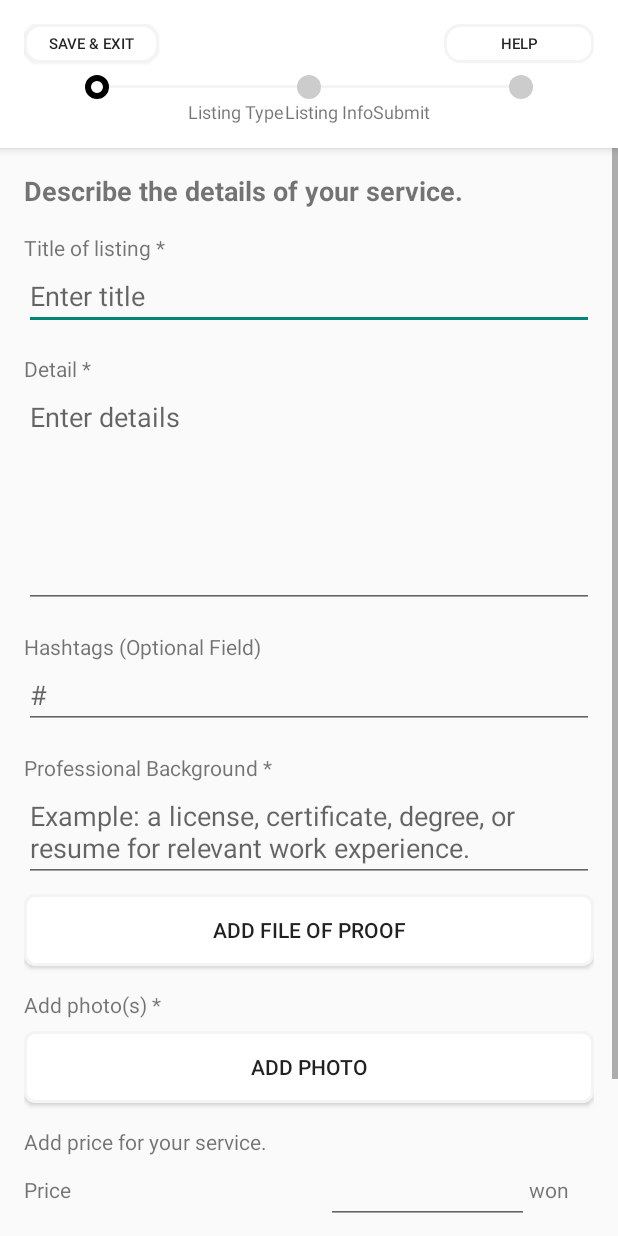
After one commit to ERICA-KBuddy/Client, an Android app: the profileEditActivity screen opened directly, with no data from a screen before it, on a phone screen of 412 x 824 dp. The commit adds this screen. Run offline under Robolectric (Android 15) with nearby library versions, the phone set to English and light mode, and no system bars.

Commit message:
[feat][Make EditProfileActivity and layout][brightalot]

```diff
--- a/app/src/main/AndroidManifest.xml
+++ b/app/src/main/AndroidManifest.xml
@@ -13,6 +13,9 @@
         android:theme="@style/Theme.K_Buddy"
         tools:targetApi="31">
         <activity
+            android:name=".ui.profileEdit.profileEditActivity"
+            android:exported="false" />
+        <activity
             android:name=".ui.login.LoginActivity"
             android:exported="true">
             <intent-filter>
@@ -23,8 +26,7 @@
         </activity>
         <activity
             android:name=".ui.MainActivity"
-            android:exported="true">
-        </activity>
+            android:exported="true"></activity>
     </application>
 
 </manifest>
--- /dev/null
+++ b/app/src/main/java/com/example/k_buddy/ui/profileEdit/profileEditActivity.kt
@@ -0,0 +1,12 @@
+package com.example.k_buddy.ui.profileEdit
+
+import androidx.appcompat.app.AppCompatActivity
+import android.os.Bundle
+import com.example.k_buddy.R
+
+class profileEditActivity : AppCompatActivity() {
+    override fun onCreate(savedInstanceState: Bundle?) {
+        super.onCreate(savedInstanceState)
+        setContentView(R.layout.activity_profile_edit)
+    }
+}
--- /dev/null
+++ b/app/src/main/res/drawable/circle_gray.xml
@@ -0,0 +1,5 @@
+<shape xmlns:android="http://schemas.android.com/apk/res/android"
+    android:shape="oval">
+    <solid android:color="#CCCCCC"/>
+    <size android:width="4dp" android:height="4dp"/>
+</shape>
--- /dev/null
+++ b/app/src/main/res/drawable/edit_profile_round_button_1.xml
@@ -0,0 +1,11 @@
+<?xml version="1.0" encoding="utf-8"?>
+<shape xmlns:android="http://schemas.android.com/apk/res/android"
+    android:shape="rectangle">
+    <solid android:color="@color/white" />
+    <stroke android:width="2dp" android:color="@color/gray"/>
+    <corners
+        android:bottomLeftRadius="10dp"
+        android:bottomRightRadius="10dp"
+        android:topLeftRadius="10dp"
+        android:topRightRadius="10dp" />
+</shape>
--- /dev/null
+++ b/app/src/main/res/drawable/edit_profile_round_button_2.xml
@@ -0,0 +1,11 @@
+<?xml version="1.0" encoding="utf-8"?>
+<shape xmlns:android="http://schemas.android.com/apk/res/android"
+    android:shape="rectangle">
+    <solid android:color="@color/white" />
+    <stroke android:width="2dp" android:color="@color/gray"/>
+    <corners
+        android:bottomLeftRadius="6.5dp"
+        android:bottomRightRadius="6.5dp"
+        android:topLeftRadius="6.5dp"
+        android:topRightRadius="6.5dp" />
+</shape>
--- /dev/null
+++ b/app/src/main/res/drawable/edit_profile_round_next_button_gray.xml
@@ -0,0 +1,11 @@
+<?xml version="1.0" encoding="utf-8"?>
+<shape xmlns:android="http://schemas.android.com/apk/res/android"
+    android:shape="rectangle">
+    <solid android:color="@color/gray" />
+    <stroke android:width="2dp" android:color="@color/gray"/>
+    <corners
+        android:bottomLeftRadius="10dp"
+        android:bottomRightRadius="10dp"
+        android:topLeftRadius="10dp"
+        android:topRightRadius="10dp" />
+</shape>
--- /dev/null
+++ b/app/src/main/res/drawable/progress_complete.xml
@@ -0,0 +1,6 @@
+<shape xmlns:android="http://schemas.android.com/apk/res/android"
+    android:shape="oval">
+    <solid android:color="#000000"/>
+    <size android:width="16dp" android:height="16dp"/>
+    <item android:drawable="@drawable/ic_check" android:gravity="center"/>
+</shape>
--- /dev/null
+++ b/app/src/main/res/drawable/progress_current.xml
@@ -0,0 +1,8 @@
+<shape xmlns:android="http://schemas.android.com/apk/res/android"
+    android:shape="oval">
+    <solid android:color="#FFFFFF"/>
+    <stroke
+        android:width="4dp"
+        android:color="#000000"/>
+    <size android:width="16dp" android:height="16dp"/>
+</shape>
--- /dev/null
+++ b/app/src/main/res/drawable/progress_incomplete.xml
@@ -0,0 +1,5 @@
+<shape xmlns:android="http://schemas.android.com/apk/res/android"
+    android:shape="oval">
+    <solid android:color="#CCCCCC"/>
+    <size android:width="16dp" android:height="16dp"/>
+</shape>
--- /dev/null
+++ b/app/src/main/res/layout/activity_profile_edit.xml
@@ -0,0 +1,265 @@
+<RelativeLayout xmlns:android="http://schemas.android.com/apk/res/android"
+    xmlns:tools="http://schemas.android.com/tools"
+    android:layout_width="match_parent"
+    android:layout_height="match_parent"
+    tools:context=".ui.profileEdit.profileEditActivity">
+
+    <!-- 상단 고정 영역 -->
+
+    <!-- 스크롤 가능한 내용 -->
+    <RelativeLayout
+        android:id="@+id/top_fixed_layout"
+        android:layout_width="match_parent"
+        android:layout_height="wrap_content"
+        android:background="@color/white"
+        android:elevation="4dp"
+        android:padding="16dp">
+
+        <Button
+            android:id="@+id/btn_save_exit"
+            android:layout_width="90dp"
+            android:layout_height="26dp"
+            android:layout_alignParentStart="true"
+            android:background="@drawable/edit_profile_round_button_1"
+            android:textSize="10dp"
+            android:text="Save &amp; Exit" />
+
+        <Button
+            android:id="@+id/btn_help"
+            android:layout_width="100dp"
+            android:layout_height="26dp"
+            android:layout_alignParentEnd="true"
+            android:background="@drawable/edit_profile_round_button_1"
+            android:textSize="10dp"
+            android:text="Help" />
+
+        <!-- 페이지 단계를 나타내는 점 -->
+        <LinearLayout
+            android:layout_width="match_parent"
+            android:layout_height="wrap_content"
+            android:layout_below="@id/btn_save_exit"
+            android:layout_marginTop="8dp"
+            android:gravity="center"
+            android:orientation="vertical">
+
+            <LinearLayout
+                android:layout_width="match_parent"
+                android:layout_height="0dp"
+                android:layout_weight="1"
+                android:gravity="center"
+                android:orientation="horizontal">
+
+                <ImageView
+                    android:layout_width="16dp"
+                    android:layout_height="16dp"
+                    android:src="@drawable/progress_current" />
+
+                <View
+                    android:layout_width="125dp"
+                    android:layout_height="2dp"
+                    android:background="@color/gray" />
+
+                <ImageView
+                    android:layout_width="16dp"
+                    android:layout_height="16dp"
+                    android:src="@drawable/progress_incomplete" />
+
+                <View
+                    android:layout_width="125dp"
+                    android:layout_height="2dp"
+                    android:background="@color/gray" />
+
+                <ImageView
+                    android:layout_width="16dp"
+                    android:layout_height="16dp"
+                    android:src="@drawable/progress_incomplete" />
+            </LinearLayout>
+
+
+
+            <LinearLayout
+                android:layout_width="match_parent"
+                android:layout_height="0dp"
+                android:layout_weight="1"
+                android:gravity="center"
+                android:orientation="horizontal">
+                <TextView
+                    android:layout_width="wrap_content"
+                    android:layout_height="wrap_content"
+                    android:text="Listing Type"
+                    android:textSize="12sp" />
+
+
+                <TextView
+                    android:layout_width="wrap_content"
+                    android:layout_height="wrap_content"
+                    android:text="Listing Info"
+                    android:textSize="12sp" />
+
+                <TextView
+                    android:layout_width="wrap_content"
+                    android:layout_height="wrap_content"
+                    android:text="Submit"
+                    android:textSize="12sp" />
+            </LinearLayout>
+        </LinearLayout>
+    </RelativeLayout>
+
+    <ScrollView
+        android:layout_width="match_parent"
+        android:layout_height="match_parent"
+        android:layout_below="@id/top_fixed_layout"
+        android:fillViewport="true">
+
+        <LinearLayout
+            android:layout_width="match_parent"
+            android:layout_height="wrap_content"
+            android:orientation="vertical"
+            android:padding="16dp">
+
+            <TextView
+                android:layout_width="wrap_content"
+                android:layout_height="wrap_content"
+                android:text="Describe the details of your service."
+                android:textSize="18sp"
+                android:textStyle="bold"/>
+
+            <!-- Title of listing -->
+            <TextView
+                android:layout_width="wrap_content"
+                android:layout_height="wrap_content"
+                android:text="Title of listing *"
+                android:layout_marginTop="16dp"/>
+            <EditText
+                android:layout_width="match_parent"
+                android:layout_height="wrap_content"
+                android:hint="Enter title"
+                android:maxLength="30"/>
+
+            <!-- Detail -->
+            <TextView
+                android:layout_width="wrap_content"
+                android:layout_height="wrap_content"
+                android:text="Detail *"
+                android:layout_marginTop="16dp"/>
+            <EditText
+                android:layout_width="match_parent"
+                android:layout_height="150dp"
+                android:hint="Enter details"
+                android:maxLength="500"
+                android:gravity="top"/>
+
+            <!-- Hashtags -->
+            <TextView
+                android:layout_width="wrap_content"
+                android:layout_height="wrap_content"
+                android:text="Hashtags (Optional Field)"
+                android:layout_marginTop="16dp"/>
+            <EditText
+                android:layout_width="match_parent"
+                android:layout_height="wrap_content"
+                android:hint="#"/>
+
+            <!-- Professional Background -->
+            <TextView
+                android:layout_width="wrap_content"
+                android:layout_height="wrap_content"
+                android:text="Professional Background *"
+                android:layout_marginTop="16dp"/>
+            <EditText
+                android:layout_width="match_parent"
+                android:layout_height="wrap_content"
+                android:hint="Example: a license, certificate, degree, or resume for relevant work experience."
+                android:gravity="top"/>
+            <Button
+                android:layout_width="match_parent"
+                android:layout_height="wrap_content"
+                android:text="Add file of proof"
+                android:background="@drawable/edit_profile_round_button_2"
+                android:layout_marginTop="8dp"/>
+
+            <!-- Add photo(s) -->
+            <TextView
+                android:layout_width="wrap_content"
+                android:layout_height="wrap_content"
+                android:text="Add photo(s) *"
+                android:layout_marginTop="16dp"/>
+            <Button
+                android:layout_width="match_parent"
+                android:layout_height="wrap_content"
+                android:text="Add photo"
+                android:background="@drawable/edit_profile_round_button_2"
+                android:layout_marginTop="8dp"/>
+
+            <!-- Add price for your service -->
+            <TextView
+                android:layout_width="wrap_content"
+                android:layout_height="wrap_content"
+                android:text="Add price for your service."
+                android:layout_marginTop="16dp"/>
+            <LinearLayout
+                android:layout_width="match_parent"
+                android:layout_height="wrap_content"
+                android:orientation="horizontal"
+                android:gravity="center_vertical">
+
+                <TextView
+                    android:layout_width="wrap_content"
+                    android:layout_height="wrap_content"
+                    android:paddingEnd="170dp"
+                    android:text="Price"/>
+                <EditText
+                    android:layout_width="135dp"
+                    android:layout_height="wrap_content"
+                    android:inputType="number"/>
+                <TextView
+                    android:layout_width="wrap_content"
+                    android:layout_height="wrap_content"
+                    android:text="won"/>
+            </LinearLayout>
+            <LinearLayout
+                android:layout_width="match_parent"
+                android:layout_height="wrap_content"
+                android:orientation="horizontal"
+                android:gravity="center_vertical"
+                android:layout_marginTop="8dp">
+
+                <TextView
+                    android:layout_width="wrap_content"
+                    android:layout_height="wrap_content"
+                    android:paddingEnd="100dp"
+                    android:text="Amount of time"/>
+                <EditText
+                    android:layout_width="130dp"
+                    android:layout_height="wrap_content"
+                    android:inputType="number" />
+                <TextView
+                    android:layout_width="wrap_content"
+                    android:layout_height="wrap_content"
+                    android:text="day(s)"/>
+            </LinearLayout>
+
+            <!-- 하단 버튼 -->
+            <LinearLayout
+                android:layout_width="match_parent"
+                android:layout_height="wrap_content"
+                android:layout_marginTop="16dp">
+
+                <Button
+                    android:layout_width="35dp"
+                    android:layout_height="15dp"
+                    android:background="@color/white"
+                    android:layout_marginEnd="200dp"
+                    android:textSize="13dp"
+                    android:text="Back"/>
+
+                <Button
+                    android:layout_width="150dp"
+                    android:layout_height="45dp"
+                    android:background="@drawable/edit_profile_round_next_button_gray"
+                    android:layout_alignParentEnd="true"
+                    android:text="Next"/>
+            </LinearLayout>
+        </LinearLayout>
+    </ScrollView>
+</RelativeLayout>
--- a/app/src/main/res/values/colors.xml
+++ b/app/src/main/res/values/colors.xml
@@ -2,6 +2,7 @@
 <resources>
     <color name="black">#FF000000</color>
     <color name="white">#FFFFFFFF</color>
+    <color name="gray">#F4F4F4</color>
 
     <color name="loginRed">#C68383</color>
     <color name="loginGray">#F4F4F4</color>
--- a/app/src/main/res/values/themes.xml
+++ b/app/src/main/res/values/themes.xml
@@ -1,6 +1,6 @@
 <resources xmlns:tools="http://schemas.android.com/tools">
     <!-- Base application theme. -->
-    <style name="Base.Theme.K_Buddy" parent="Theme.Material3.DayNight.NoActionBar">
+<style name="Base.Theme.K_Buddy" parent="Theme.AppCompat.DayNight.NoActionBar">
         <!-- Customize your light theme here. -->
         <!-- <item name="colorPrimary">@color/my_light_primary</item> -->
     </style>
```
Also changed, not shown: app/src/main/res/drawable-nodpi/group_62.png (added).
